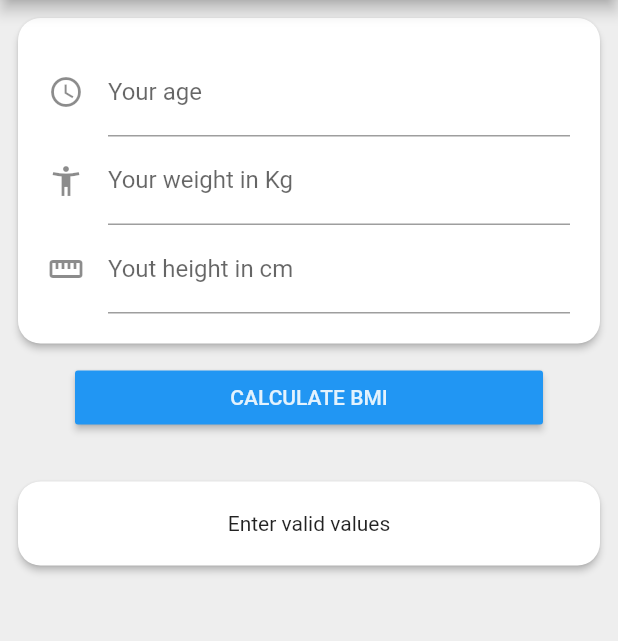
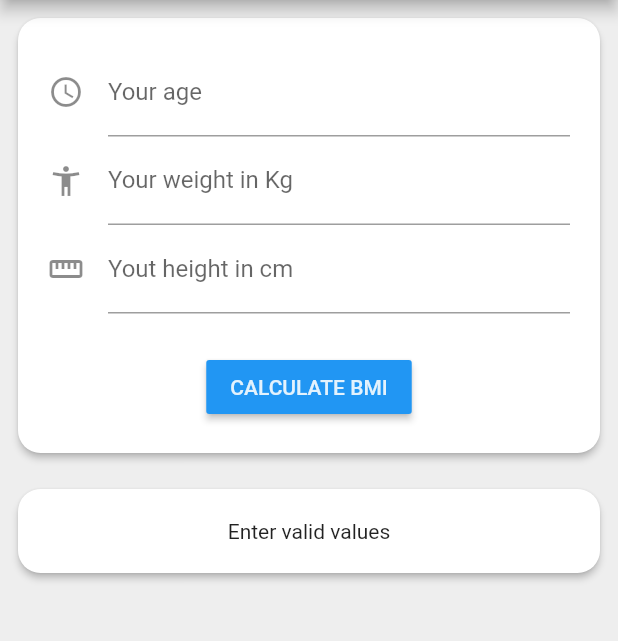
Before and after one commit to Fvaco/flutter_simple_projects, a Flutter app: the screen it shows after launch, on a phone screen of 412 x 824 dp, the part 84-725 px from its top. Run offline on Flutter 3.47's test engine with Material 2 defaults, Android fonts, the phone set to English and light mode, and no system bars.

Commit message:
Better button placement

```diff
--- a/bmi_calculator/lib/ui/bmi_calculator.dart
+++ b/bmi_calculator/lib/ui/bmi_calculator.dart
@@ -83,8 +83,7 @@ class BMICalculatorState extends State<BMICalculator> {
                 style: new TextStyle(
                     fontWeight: FontWeight.w800,
                     fontSize: 15.5,
-                  color: Colors.black54
-                ),
+                    color: Colors.black54),
               ),
               new Text(
                 value.toStringAsFixed(2),
@@ -151,22 +150,26 @@ class BMICalculatorState extends State<BMICalculator> {
                   decoration: new InputDecoration(
                       icon: new Icon(Icons.straighten),
                       labelText: "Yout height in cm"),
-                )
-              ],
                 ),
                 new Padding(
-              padding:
-                  const EdgeInsets.only(bottom: 20.0, left: 50.0, right: 50.0),
+                  padding: const EdgeInsets.only(top: 25.0),
+                  child: new Center(
                     child: new RaisedButton(
                       color: Colors.blue,
                       textColor: Colors.blue.shade50,
+                      child: new Padding(
+                        padding: const EdgeInsets.symmetric(vertical: 10.0),
                         child: new Text("CALCULATE BMI"),
+                      ),
                       onPressed: () {
                         setState(() {
                           _resultWidget = _getResultWidget();
                         });
                       },
                     ),
+                  ),
+                ),
+              ],
             ),
             new BMIStyledCard(
               <Widget>[_resultWidget],
```
Lines whose indentation alone changed are shown as unchanged.
